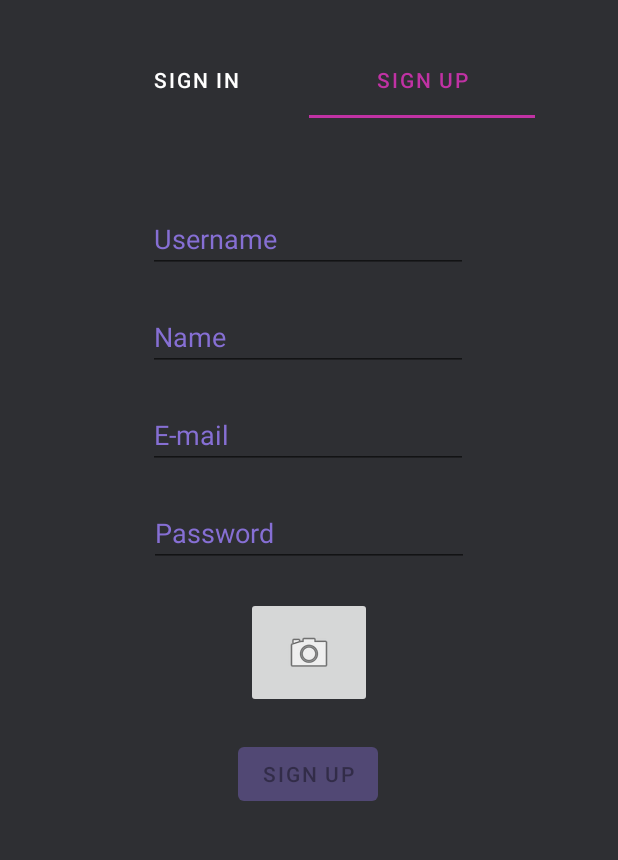
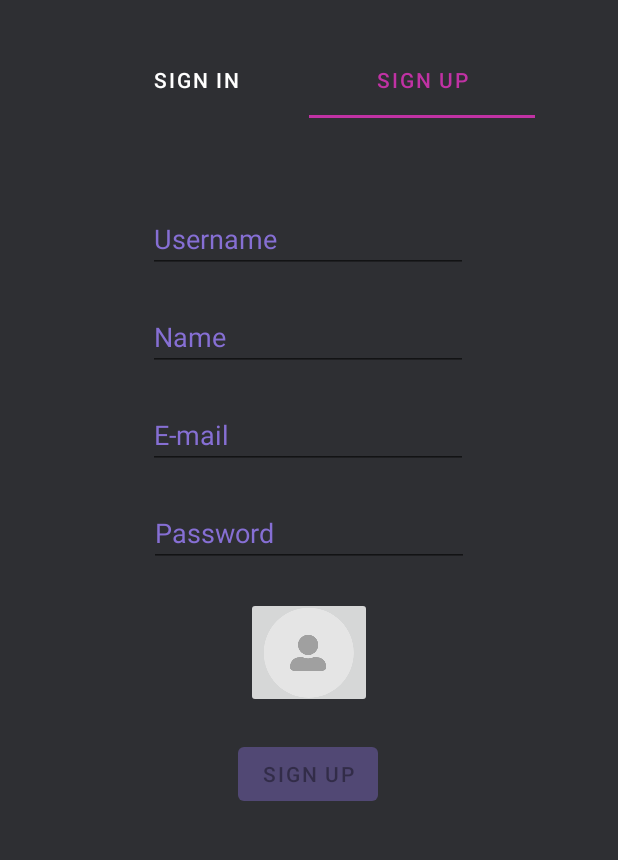
Before and after one commit to PajLe/shiny-disco, an Android app: the screen it shows after launch (MainActivity), tab 2 chosen, on a phone screen of 412 x 824 dp, the part 281-1141 px from its top. Run offline under Robolectric (Android 15) with nearby library versions, the phone set to English and light mode, and no system bars; our stand-ins replace Firebase (no records; nobody signed in at launch, a user with empty details on screens opened directly).

Commit message:
change default profile image

```diff
--- a/app/src/main/res/layout/fragment_sign_up.xml
+++ b/app/src/main/res/layout/fragment_sign_up.xml
@@ -83,7 +83,7 @@
             android:layout_height="74dp"
             android:layout_marginTop="20dp"
             android:contentDescription="@string/register_image_button_description"
-            android:src="@android:drawable/ic_menu_camera"
+            android:src="@drawable/user_image"
             app:layout_constraintEnd_toEndOf="parent"
             app:layout_constraintStart_toStartOf="parent"
             app:layout_constraintTop_toBottomOf="@+id/register_password_input"
```
